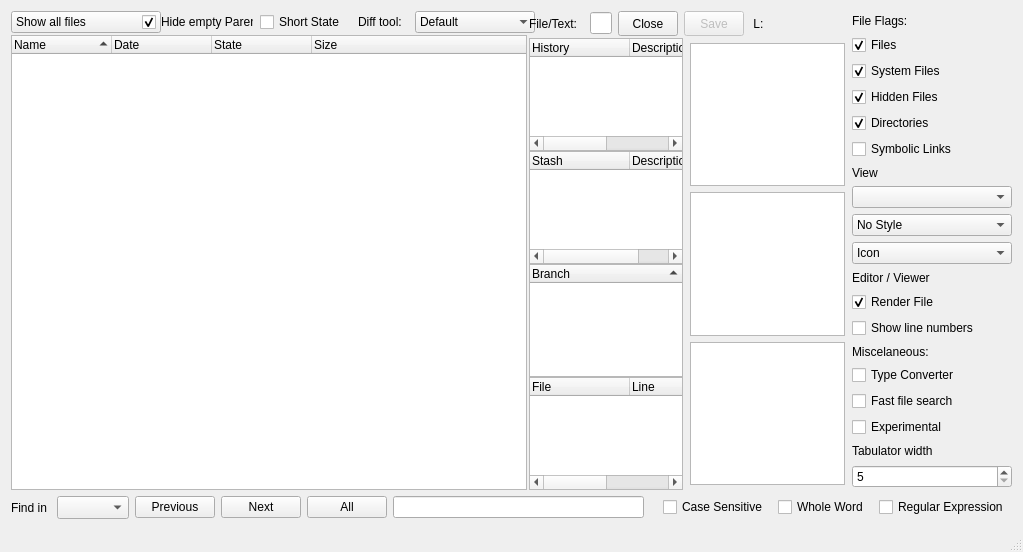
This is source/mainwindow.ui in Rolloke/GUI-Apps as Qt 5 draws it before an edit. The edited form follows.
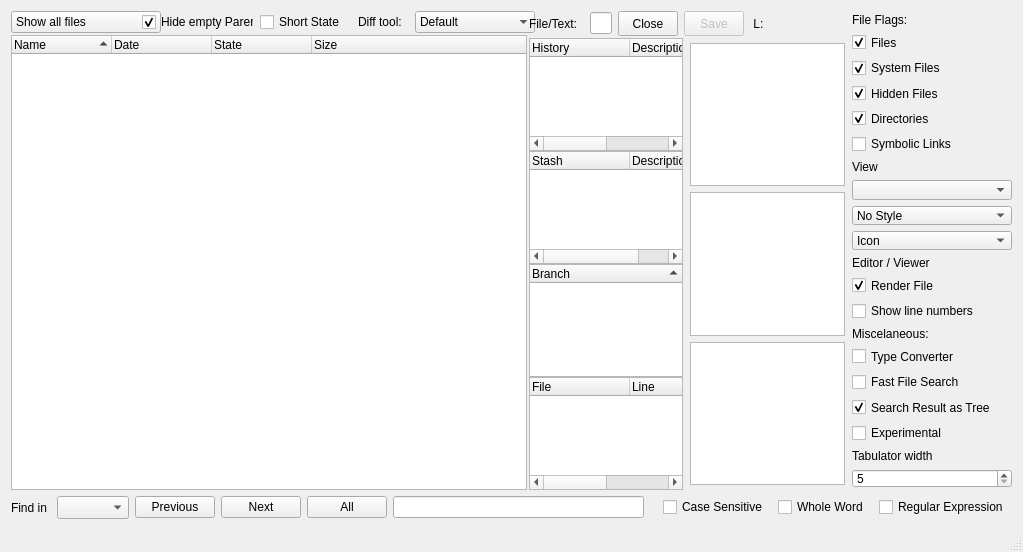
This is the edited form. Icons and pictures are not drawn. Custom widgets are drawn as their Qt base class.

Commit message: Search in files stored as tree of files

The edit to the form file:
```diff
--- a/source/mainwindow.ui
+++ b/source/mainwindow.ui
@@ -799,7 +799,20 @@
            <string>Use fast file search function (fsrc)</string>
           </property>
           <property name="text">
-           <string>Fast file search</string>
+           <string>Fast File Search</string>
+          </property>
+         </widget>
+        </item>
+        <item>
+         <widget class="QCheckBox" name="ckSearchResultsAsSearchTree">
+          <property name="toolTip">
+           <string>Store search results as a tree, not as single items</string>
+          </property>
+          <property name="text">
+           <string>Search Result as Tree</string>
+          </property>
+          <property name="checked">
+           <bool>true</bool>
           </property>
          </widget>
         </item>
```
The commit also changes 6 other files.
